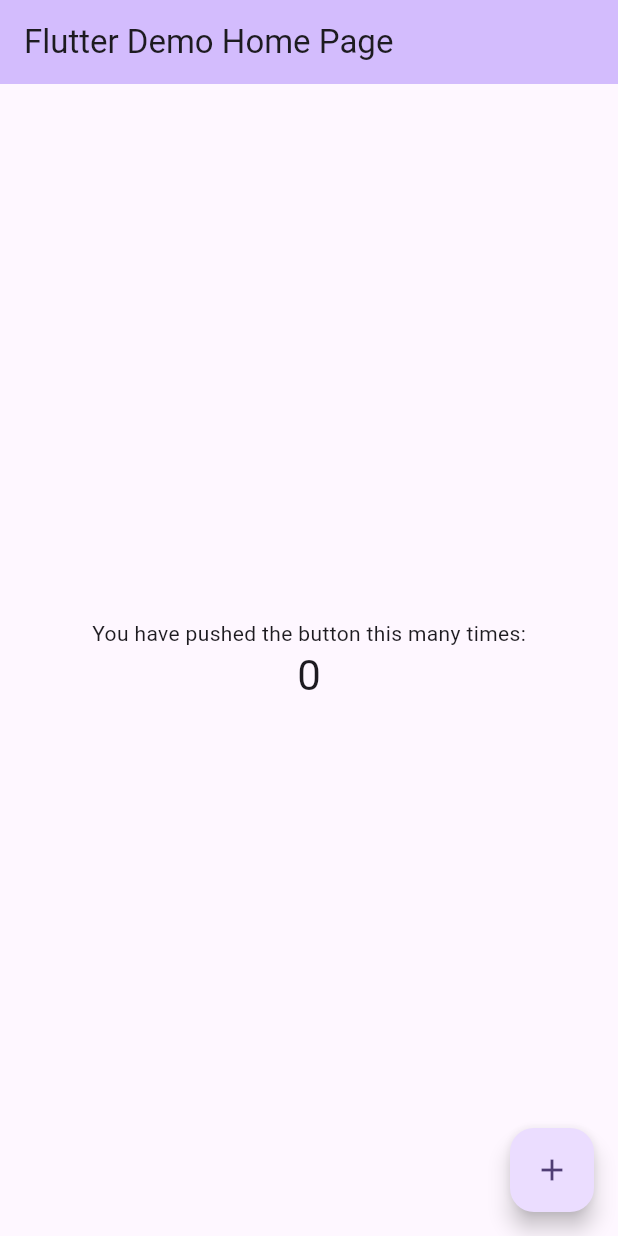
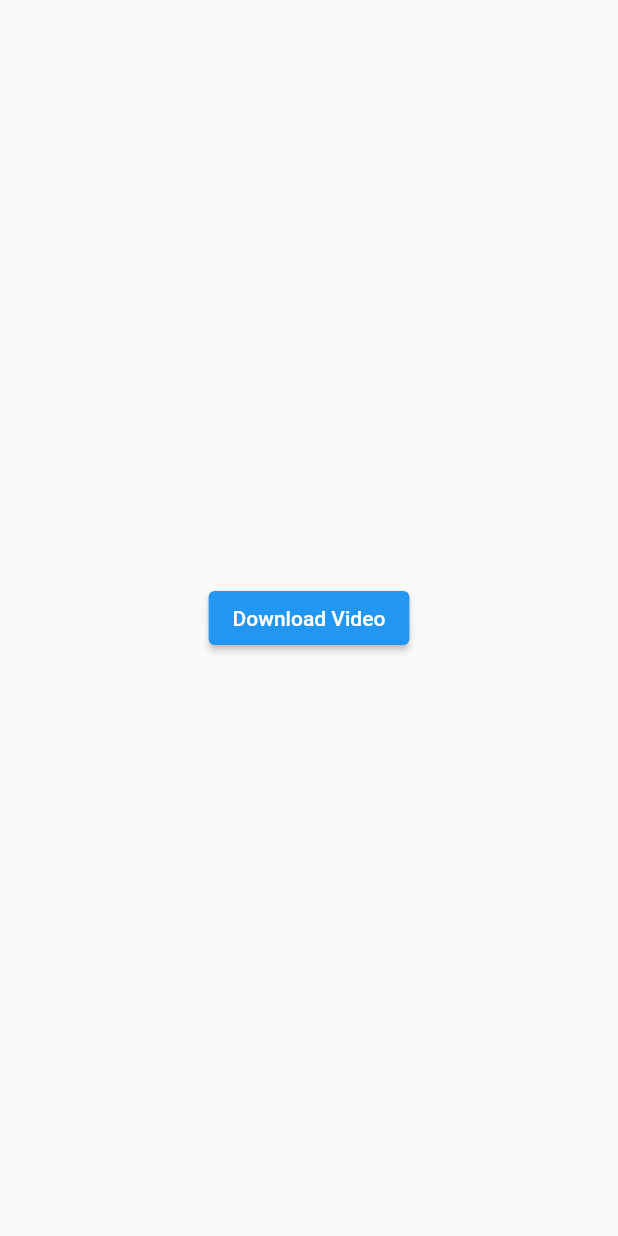
Before and after one commit to XChanitoX/LocalStorageFlutterTry, a Flutter app: the screen it shows after launch, on a phone screen of 412 x 824 dp. Run offline on Flutter 3.47's test engine with Material 2 defaults, Android fonts, the light colour scheme and no system bars; our stand-ins replace image_gallery_saver, image_picker, permission_handler.

Commit message:
primera parte

```diff
--- a/pruebalocalstorage/lib/main.dart
+++ b/pruebalocalstorage/lib/main.dart
@@ -1,125 +1,23 @@
 import 'package:flutter/material.dart';
+import 'package:pruebalocalstorage/views/login_page.dart';
 
 void main() {
   runApp(const MyApp());
 }
 
 class MyApp extends StatelessWidget {
-  const MyApp({super.key});
+  const MyApp({Key? key}) : super(key: key);
 
-  // This widget is the root of your application.
   @override
   Widget build(BuildContext context) {
     return MaterialApp(
-      title: 'Flutter Demo',
+      debugShowCheckedModeBanner: false,
+      title: 'Flutter Gallery Storage',
       theme: ThemeData(
-        // This is the theme of your application.
-        //
-        // TRY THIS: Try running your application with "flutter run". You'll see
-        // the application has a blue toolbar. Then, without quitting the app,
-        // try changing the seedColor in the colorScheme below to Colors.green
-        // and then invoke "hot reload" (save your changes or press the "hot
-        // reload" button in a Flutter-supported IDE, or press "r" if you used
-        // the command line to start the app).
-        //
-        // Notice that the counter didn't reset back to zero; the application
-        // state is not lost during the reload. To reset the state, use hot
-        // restart instead.
-        //
-        // This works for code too, not just values: Most code changes can be
-        // tested with just a hot reload.
-        colorScheme: ColorScheme.fromSeed(seedColor: Colors.deepPurple),
-        useMaterial3: true,
+        primarySwatch: Colors.blue,
+        visualDensity: VisualDensity.adaptivePlatformDensity,
       ),
-      home: const MyHomePage(title: 'Flutter Demo Home Page'),
+      home: const LoginPage(),
     );
   }
 }
-
-class MyHomePage extends StatefulWidget {
-  const MyHomePage({super.key, required this.title});
-
-  // This widget is the home page of your application. It is stateful, meaning
-  // that it has a State object (defined below) that contains fields that affect
-  // how it looks.
-
-  // This class is the configuration for the state. It holds the values (in this
-  // case the title) provided by the parent (in this case the App widget) and
-  // used by the build method of the State. Fields in a Widget subclass are
-  // always marked "final".
-
-  final String title;
-
-  @override
-  State<MyHomePage> createState() => _MyHomePageState();
-}
-
-class _MyHomePageState extends State<MyHomePage> {
-  int _counter = 0;
-
-  void _incrementCounter() {
-    setState(() {
-      // This call to setState tells the Flutter framework that something has
-      // changed in this State, which causes it to rerun the build method below
-      // so that the display can reflect the updated values. If we changed
-      // _counter without calling setState(), then the build method would not be
-      // called again, and so nothing would appear to happen.
-      _counter++;
-    });
-  }
-
-  @override
-  Widget build(BuildContext context) {
-    // This method is rerun every time setState is called, for instance as done
-    // by the _incrementCounter method above.
-    //
-    // The Flutter framework has been optimized to make rerunning build methods
-    // fast, so that you can just rebuild anything that needs updating rather
-    // than having to individually change instances of widgets.
-    return Scaffold(
-      appBar: AppBar(
-        // TRY THIS: Try changing the color here to a specific color (to
-        // Colors.amber, perhaps?) and trigger a hot reload to see the AppBar
-        // change color while the other colors stay the same.
-        backgroundColor: Theme.of(context).colorScheme.inversePrimary,
-        // Here we take the value from the MyHomePage object that was created by
-        // the App.build method, and use it to set our appbar title.
-        title: Text(widget.title),
-      ),
-      body: Center(
-        // Center is a layout widget. It takes a single child and positions it
-        // in the middle of the parent.
-        child: Column(
-          // Column is also a layout widget. It takes a list of children and
-          // arranges them vertically. By default, it sizes itself to fit its
-          // children horizontally, and tries to be as tall as its parent.
-          //
-          // Column has various properties to control how it sizes itself and
-          // how it positions its children. Here we use mainAxisAlignment to
-          // center the children vertically; the main axis here is the vertical
-          // axis because Columns are vertical (the cross axis would be
-          // horizontal).
-          //
-          // TRY THIS: Invoke "debug painting" (choose the "Toggle Debug Paint"
-          // action in the IDE, or press "p" in the console), to see the
-          // wireframe for each widget.
-          mainAxisAlignment: MainAxisAlignment.center,
-          children: <Widget>[
-            const Text(
-              'You have pushed the button this many times:',
-            ),
-            Text(
-              '$_counter',
-              style: Theme.of(context).textTheme.headlineMedium,
-            ),
-          ],
-        ),
-      ),
-      floatingActionButton: FloatingActionButton(
-        onPressed: _incrementCounter,
-        tooltip: 'Increment',
-        child: const Icon(Icons.add),
-      ), // This trailing comma makes auto-formatting nicer for build methods.
-    );
-  }
-}
--- a/pruebalocalstorage/pubspec.yaml
+++ b/pruebalocalstorage/pubspec.yaml
@@ -35,6 +35,11 @@ dependencies:
   # The following adds the Cupertino Icons font to your application.
   # Use with the CupertinoIcons class for iOS style icons.
   cupertino_icons: ^1.0.2
+  path_provider: ^2.0.15
+  image_picker: ^0.8.7+5
+  dio: ^5.1.2
+  image_gallery_saver: ^1.7.1
+  permission_handler: ^10.2.0
 
 dev_dependencies:
   flutter_test:
```
Also changed, not shown: pruebalocalstorage/lib/views/login_page.dart (added, +120 -0 lines), pruebalocalstorage/pubspec.lock, 6 other files.
